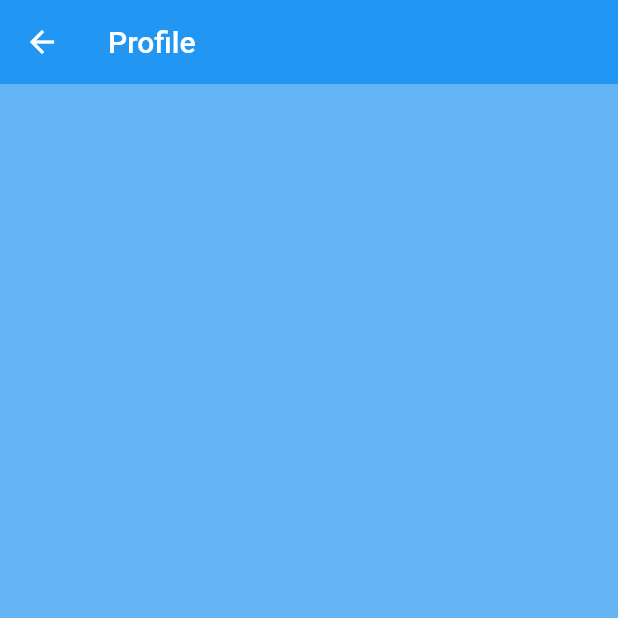
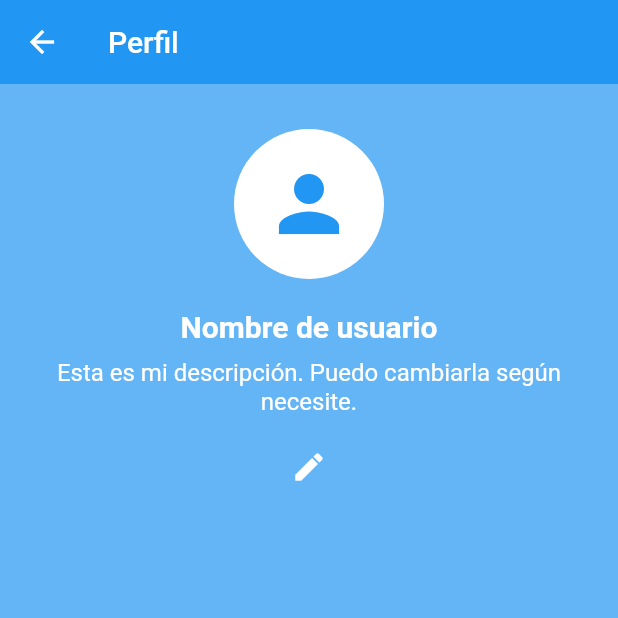
Before and after one commit to BiGBrainBran/B-M-A-J-M-C, a Flutter app: the ProfilePage screen opened by its route, on a phone screen of 412 x 824 dp, the top half of it. Run offline on Flutter 3.47's test engine with Material 2 defaults, Android fonts, the phone set to English and light mode, and no system bars.

Commit message:
Cambio del apartado "perfil", se añadio descripcion icono y nombre de usuario los y un apartado para editar la descripcion

```diff
--- a/lib/pages/profile_page.dart
+++ b/lib/pages/profile_page.dart
@@ -1,5 +1,5 @@
+import 'package:flutter/material.dart';
 import 'package:appscratch/theme/colors.dart';
-import 'package:flutter/material.dart';
 
 /*
 
@@ -7,18 +7,121 @@ PROFILE PAGE
 
 */
 
-class ProfilePage extends StatelessWidget {
-  const ProfilePage({super.key});
+class ProfilePage extends StatefulWidget {
+  const ProfilePage({Key? key}) : super(key: key);
+
+  @override
+  _ProfilePageState createState() => _ProfilePageState();
+}
+
+class _ProfilePageState extends State<ProfilePage> {
+  final TextEditingController _descriptionController = TextEditingController();
+  String _description = "Esta es mi descripción. Puedo cambiarla según necesite.";
+  bool _isEditing = false;
+
+  @override
+  void dispose() {
+    _descriptionController.dispose();
+    super.dispose();
+  }
+
+  void _startEditing() {
+    setState(() {
+      _isEditing = true;
+      _descriptionController.text = _description;
+    });
+  }
+
+  void _saveDescription() {
+    setState(() {
+      _description = _descriptionController.text;
+      _isEditing = false;
+    });
+  }
 
   @override
   Widget build(BuildContext context) {
     return Scaffold(
       appBar: AppBar(
-        title: const Text("Profile"),
+        title: const Text("Perfil"),
         backgroundColor: primaryColor,
         elevation: 0,
       ),
       backgroundColor: backgroundColor,
+      body: Padding(
+        padding: const EdgeInsets.only(top: 30.0), // Ajusta el margen superior
+        child: Center(
+          child: Column(
+            mainAxisAlignment: MainAxisAlignment.start,
+            children: [
+              // Icono o imagen de perfil
+              CircleAvatar(
+                radius: 50,
+                backgroundColor: Colors.white,
+                child: Icon(
+                  Icons.person,
+                  size: 60,
+                  color: Colors.blue,
+                ),
+              ),
+
+              const SizedBox(height: 20),
+
+              // Nombre de usuario
+              Text(
+                'Nombre de usuario',
+                style: TextStyle(
+                  fontSize: 20,
+                  fontWeight: FontWeight.bold,
+                  color: Colors.white,
+                ),
+              ),
+
+              const SizedBox(height: 10),
+
+              // Descripción editable o mostrada
+              Padding(
+                padding: const EdgeInsets.symmetric(horizontal: 20),
+                child: _isEditing
+                    ? TextField(
+                  controller: _descriptionController,
+                  maxLines: null,
+                  textAlign: TextAlign.center,
+                  style: TextStyle(
+                    fontSize: 16,
+                    color: Colors.white,
+                  ),
+                  decoration: InputDecoration(
+                    hintText: "Ingresa tu descripción",
+                    hintStyle: TextStyle(color: Colors.grey),
+                  ),
+                )
+                    : Text(
+                  _description,
+                  textAlign: TextAlign.center,
+                  style: TextStyle(
+                    fontSize: 16,
+                    color: Colors.white,
+                  ),
+                ),
+              ),
+
+              const SizedBox(height: 10),
+
+              // Icono para editar la descripción
+              _isEditing
+                  ? IconButton(
+                icon: Icon(Icons.save),
+                onPressed: _saveDescription,
+              )
+                  : IconButton(
+                icon: Icon(Icons.edit),
+                onPressed: _startEditing,
+              ),
+            ],
+          ),
+        ),
+      ),
     );
   }
 }
```
